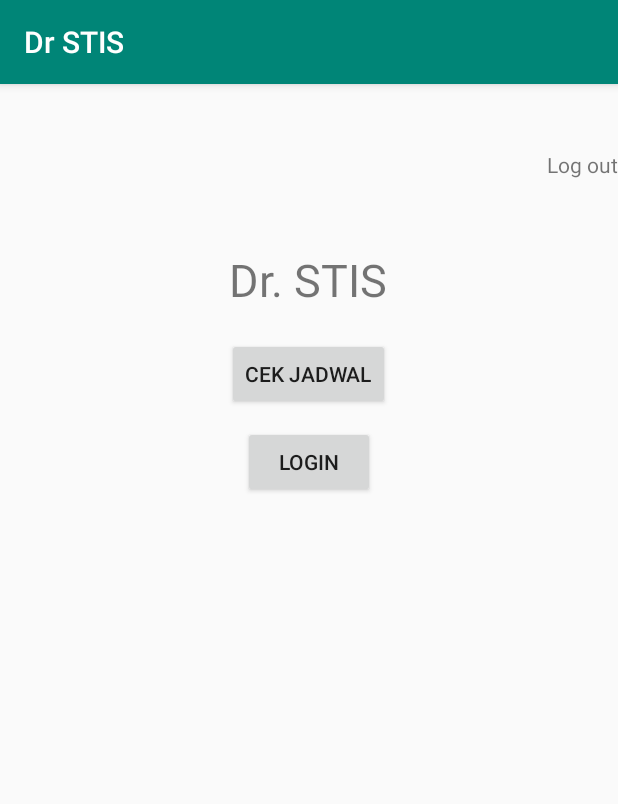
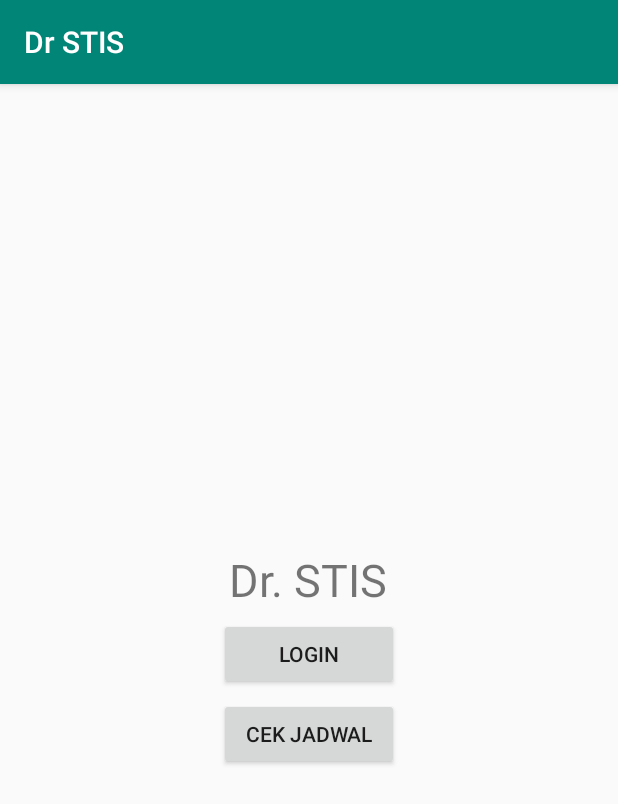
Before and after one commit to KurotsuchiM/dr.stis, an Android app: the screen it shows after launch (BerandaActivity), on a phone screen of 412 x 824 dp. Shown: the top 804 px of the screen. Run offline under Robolectric (Android 15) with nearby library versions, the phone set to English and light mode, and no system bars.

Commit message:
beranda udah 60%

```diff
--- a/app/src/main/java/stis/kelompok4/drstis/BerandaActivity.java
+++ b/app/src/main/java/stis/kelompok4/drstis/BerandaActivity.java
@@ -10,7 +10,8 @@ import android.widget.TextView;
 public class BerandaActivity extends AppCompatActivity {
 
     Boolean isLogin = false;
-    Button cekJadwalButton, loginButton;
+    TextView logoutTextView;
+    Button cekJadwalButton, loginButton, reservasiButton;
     @Override
     protected void onCreate(Bundle savedInstanceState) {
         super.onCreate(savedInstanceState);
@@ -33,11 +34,19 @@ public class BerandaActivity extends AppCompatActivity {
 
         cekJadwalButton = (Button) findViewById(R.id.cekJadwalButton);
         loginButton = (Button) findViewById(R.id.loginButton);
+        reservasiButton = (Button) findViewById(R.id.reservasiButton);
+        logoutTextView = (TextView) findViewById(R.id.logoutTextView);
+
 
         if(isLogin){
-            loginButton.setVisibility(View.INVISIBLE);
+            loginButton.setVisibility(View.GONE);
+            logoutTextView.setVisibility(View.VISIBLE);
+            reservasiButton.setVisibility(View.VISIBLE);
+
         }else{
             loginButton.setVisibility(View.VISIBLE);
+            logoutTextView.setVisibility(View.GONE);
+            reservasiButton.setVisibility(View.GONE);
         }
 
         cekJadwalButton.setOnClickListener(new View.OnClickListener() {
@@ -52,6 +61,14 @@ public class BerandaActivity extends AppCompatActivity {
             @Override
             public void onClick(View v) {
                 Intent intent = new Intent(BerandaActivity.this, LoginActivity.class);
+                BerandaActivity.this.startActivity(intent);
+            }
+        });
+
+        logoutTextView.setOnClickListener(new View.OnClickListener(){
+            @Override
+            public void onClick(View v){
+                Intent intent = new Intent(BerandaActivity.this, BerandaActivity.class);
                 BerandaActivity.this.startActivity(intent);
             }
         });
--- a/app/src/main/res/layout/activity_beranda.xml
+++ b/app/src/main/res/layout/activity_beranda.xml
@@ -4,36 +4,8 @@
     xmlns:tools="http://schemas.android.com/tools"
     android:layout_width="match_parent"
     android:layout_height="match_parent"
+    android:orientation="vertical"
     tools:context=".BerandaActivity">
-
-    <TextView
-        android:id="@+id/textView"
-        android:layout_width="wrap_content"
-        android:layout_height="wrap_content"
-        android:layout_alignParentTop="true"
-        android:layout_centerHorizontal="true"
-        android:layout_marginTop="110dp"
-        android:text="Dr. STIS"
-        android:textSize="30sp" />
-
-    <Button
-        android:id="@+id/cekJadwalButton"
-        android:layout_width="wrap_content"
-        android:layout_height="wrap_content"
-        android:layout_alignParentTop="true"
-        android:layout_centerHorizontal="true"
-        android:layout_marginTop="169dp"
-        android:text="Cek Jadwal" />
-
-    <Button
-        android:id="@+id/loginButton"
-        android:layout_width="wrap_content"
-        android:layout_height="wrap_content"
-        android:layout_alignParentTop="true"
-        android:layout_centerHorizontal="true"
-        android:layout_marginTop="228dp"
-        android:text="Login" />
-
 
     <TextView
         android:id="@+id/nama"
@@ -45,11 +17,52 @@
         android:layout_marginTop="13dp"/>
 
     <TextView
-        android:id="@+id/textView4"
+        android:id="@+id/logoutTextView"
         android:layout_width="wrap_content"
         android:layout_height="wrap_content"
         android:layout_alignParentEnd="true"
         android:layout_alignParentTop="true"
         android:layout_marginTop="44dp"
         android:text="Log out" />
+
+    <LinearLayout
+        android:layout_width="match_parent"
+        android:layout_height="match_parent"
+        android:orientation="vertical"
+        android:gravity="center">
+
+
+        <TextView
+            android:id="@+id/textView"
+            android:layout_width="wrap_content"
+            android:layout_height="wrap_content"
+            android:layout_margin="5dp"
+            android:text="Dr. STIS"
+            android:textSize="30sp"/>
+
+        <Button
+            android:id="@+id/loginButton"
+            android:layout_width="wrap_content"
+            android:layout_height="wrap_content"
+            android:width="120dp"
+            android:text="Login" />
+
+        <Button
+            android:id="@+id/cekJadwalButton"
+            android:layout_width="wrap_content"
+            android:layout_height="wrap_content"
+            android:layout_margin="5dp"
+            android:width="120dp"
+            android:text="Cek Jadwal" />
+
+
+        <Button
+            android:id="@+id/reservasiButton"
+            android:layout_width="wrap_content"
+            android:layout_height="wrap_content"
+            android:width="120dp"
+            android:text="Reservasi" />
+
+    </LinearLayout>
+
 </RelativeLayout>
```
